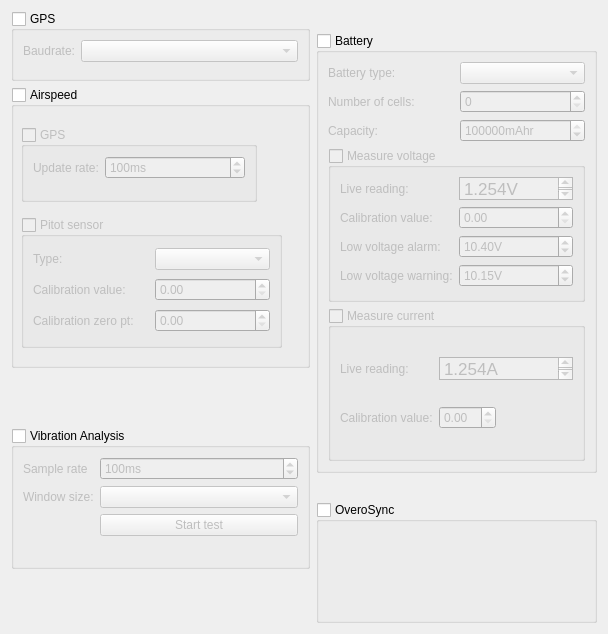
The window that ground/gcs/src/plugins/config/modulesettingsform.ui (TauLabs/TauLabs) describes before a commit, drawn with Qt 5.
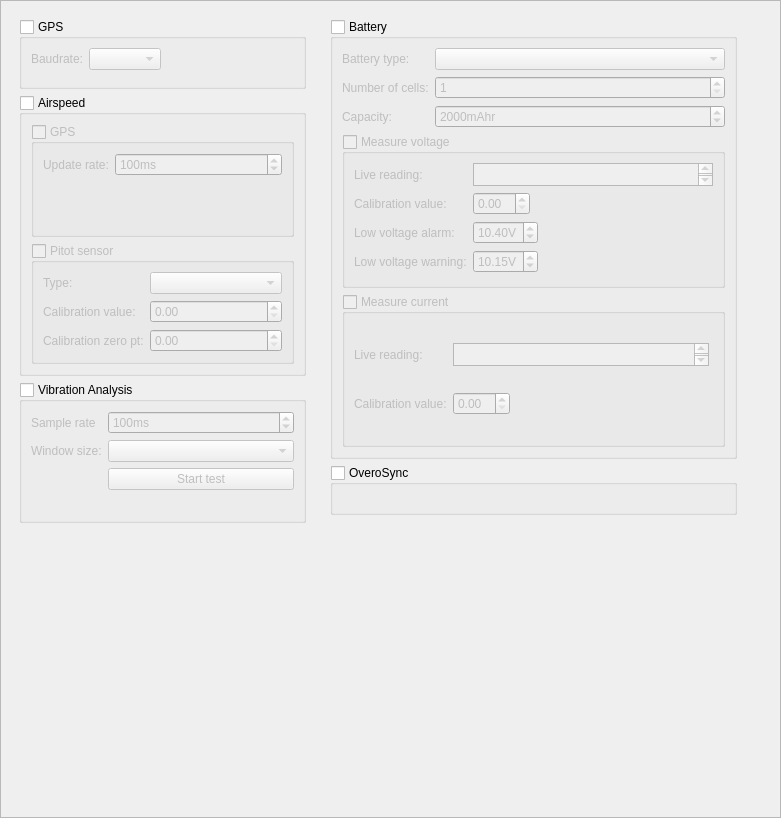
The same window after the commit.

Diff of the .ui file:
```diff
--- a/ground/gcs/src/plugins/config/modulesettingsform.ui
+++ b/ground/gcs/src/plugins/config/modulesettingsform.ui
@@ -6,15 +6,51 @@
    <rect>
     <x>0</x>
     <y>0</y>
-    <width>608</width>
-    <height>634</height>
+    <width>781</width>
+    <height>818</height>
    </rect>
   </property>
   <property name="windowTitle">
    <string>Form</string>
   </property>
+  <layout class="QHBoxLayout" name="horizontalLayout">
+   <property name="spacing">
+    <number>-1</number>
+   </property>
+   <property name="margin">
+    <number>0</number>
+   </property>
+   <item>
+    <widget class="QScrollArea" name="scrollArea">
+     <property name="widgetResizable">
+      <bool>true</bool>
+     </property>
+     <widget class="QWidget" name="scrollAreaWidgetContents">
+      <property name="geometry">
+       <rect>
+        <x>0</x>
+        <y>0</y>
+        <width>779</width>
+        <height>816</height>
+       </rect>
+      </property>
   <layout class="QGridLayout" name="gridLayout_3">
    <item row="0" column="0">
+        <widget class="QFrame" name="frame">
+         <property name="minimumSize">
+          <size>
+           <width>305</width>
+           <height>0</height>
+          </size>
+         </property>
+         <property name="frameShape">
+          <enum>QFrame::NoFrame</enum>
+         </property>
+         <property name="frameShadow">
+          <enum>QFrame::Plain</enum>
+         </property>
+         <layout class="QVBoxLayout" name="verticalLayout">
+          <item>
     <widget class="QGroupBox" name="gb_GPS">
      <property name="minimumSize">
       <size>
@@ -38,6 +74,9 @@
       <bool>false</bool>
      </property>
      <layout class="QFormLayout" name="formLayout_4">
+             <property name="fieldGrowthPolicy">
+              <enum>QFormLayout::FieldsStayAtSizeHint</enum>
+             </property>
       <item row="0" column="0">
        <widget class="QLabel" name="label">
         <property name="text">
@@ -53,224 +92,7 @@
      <zorder>label</zorder>
     </widget>
    </item>
-   <item row="0" column="1" rowspan="3">
-    <widget class="QGroupBox" name="gb_Battery">
-     <property name="minimumSize">
-      <size>
-       <width>0</width>
-       <height>440</height>
-      </size>
-     </property>
-     <property name="maximumSize">
-      <size>
-       <width>281</width>
-       <height>440</height>
-      </size>
-     </property>
-     <property name="title">
-      <string>Battery</string>
-     </property>
-     <property name="checkable">
-      <bool>true</bool>
-     </property>
-     <property name="checked">
-      <bool>false</bool>
-     </property>
-     <layout class="QGridLayout" name="gridLayout">
-      <item row="7" column="0" colspan="2">
-       <widget class="QGroupBox" name="gb_measureVoltage">
-        <property name="title">
-         <string>Measure voltage</string>
-        </property>
-        <property name="checkable">
-         <bool>true</bool>
-        </property>
-        <property name="checked">
-         <bool>false</bool>
-        </property>
-        <layout class="QFormLayout" name="formLayout">
-         <item row="0" column="0">
-          <widget class="QLabel" name="label_14">
-           <property name="text">
-            <string>Live reading:</string>
-           </property>
-          </widget>
-         </item>
-         <item row="1" column="0">
-          <widget class="QLabel" name="label_13">
-           <property name="text">
-            <string>Calibration value:</string>
-           </property>
-          </widget>
-         </item>
-         <item row="1" column="1">
-          <widget class="QDoubleSpinBox" name="sb_voltageCalibration"/>
-         </item>
-         <item row="2" column="0">
-          <widget class="QLabel" name="label_11">
-           <property name="text">
-            <string>Low voltage alarm:</string>
-           </property>
-          </widget>
-         </item>
-         <item row="2" column="1">
-          <widget class="QDoubleSpinBox" name="sb_lowVoltageAlarm">
-           <property name="suffix">
-            <string>V</string>
-           </property>
-           <property name="value">
-            <double>10.400000000000000</double>
-           </property>
-          </widget>
-         </item>
-         <item row="3" column="0">
-          <widget class="QLabel" name="label_12">
-           <property name="text">
-            <string>Low voltage warning:</string>
-           </property>
-          </widget>
-         </item>
-         <item row="3" column="1">
-          <widget class="QDoubleSpinBox" name="sb_lowVoltageWarning">
-           <property name="suffix">
-            <string>V</string>
-           </property>
-           <property name="value">
-            <double>10.150000000000000</double>
-           </property>
-          </widget>
-         </item>
-         <item row="0" column="1">
-          <widget class="QTextBrowser" name="tb_liveVoltageReading">
-           <property name="maximumSize">
-            <size>
-             <width>16777215</width>
-             <height>23</height>
-            </size>
-           </property>
-           <property name="html">
-            <string>&lt;!DOCTYPE HTML PUBLIC &quot;-//W3C//DTD HTML 4.0//EN&quot; &quot;http://www.w3.org/TR/REC-html40/strict.dtd&quot;&gt;
-&lt;html&gt;&lt;head&gt;&lt;meta name=&quot;qrichtext&quot; content=&quot;1&quot; /&gt;&lt;style type=&quot;text/css&quot;&gt;
-p, li { white-space: pre-wrap; }
-&lt;/style&gt;&lt;/head&gt;&lt;body style=&quot; font-family:'Lucida Grande'; font-size:13pt; font-weight:400; font-style:normal;&quot;&gt;
-&lt;p style=&quot; margin-top:0px; margin-bottom:0px; margin-left:0px; margin-right:0px; -qt-block-indent:0; text-indent:0px;&quot;&gt;1.254V&lt;/p&gt;&lt;/body&gt;&lt;/html&gt;</string>
-           </property>
-          </widget>
-         </item>
-        </layout>
-       </widget>
-      </item>
-      <item row="8" column="0" colspan="2">
-       <widget class="QGroupBox" name="gb_measureCurrent">
-        <property name="title">
-         <string>Measure current</string>
-        </property>
-        <property name="checkable">
-         <bool>true</bool>
-        </property>
-        <property name="checked">
-         <bool>false</bool>
-        </property>
-        <layout class="QFormLayout" name="formLayout_2">
-         <property name="fieldGrowthPolicy">
-          <enum>QFormLayout::FieldsStayAtSizeHint</enum>
-         </property>
-         <item row="0" column="0">
-          <widget class="QLabel" name="label_9">
-           <property name="text">
-            <string>Live reading:</string>
-           </property>
-          </widget>
-         </item>
-         <item row="0" column="1">
-          <widget class="QTextBrowser" name="tb_liveCurrentReading">
-           <property name="enabled">
-            <bool>false</bool>
-           </property>
-           <property name="maximumSize">
-            <size>
-             <width>16777215</width>
-             <height>23</height>
-            </size>
-           </property>
-           <property name="html">
-            <string>&lt;!DOCTYPE HTML PUBLIC &quot;-//W3C//DTD HTML 4.0//EN&quot; &quot;http://www.w3.org/TR/REC-html40/strict.dtd&quot;&gt;
-&lt;html&gt;&lt;head&gt;&lt;meta name=&quot;qrichtext&quot; content=&quot;1&quot; /&gt;&lt;style type=&quot;text/css&quot;&gt;
-p, li { white-space: pre-wrap; }
-&lt;/style&gt;&lt;/head&gt;&lt;body style=&quot; font-family:'Lucida Grande'; font-size:13pt; font-weight:400; font-style:normal;&quot;&gt;
-&lt;p style=&quot; margin-top:0px; margin-bottom:0px; margin-left:0px; margin-right:0px; -qt-block-indent:0; text-indent:0px;&quot;&gt;1.254A&lt;/p&gt;&lt;/body&gt;&lt;/html&gt;</string>
-           </property>
-          </widget>
-         </item>
-         <item row="1" column="0">
-          <widget class="QLabel" name="label_8">
-           <property name="text">
-            <string>Calibration value:</string>
-           </property>
-          </widget>
-         </item>
-         <item row="1" column="1">
-          <widget class="QDoubleSpinBox" name="sb_currentCalibration"/>
-         </item>
-        </layout>
-       </widget>
-      </item>
-      <item row="4" column="0">
-       <widget class="QLabel" name="label_6">
-        <property name="sizePolicy">
-         <sizepolicy hsizetype="Minimum" vsizetype="Preferred">
-          <horstretch>0</horstretch>
-          <verstretch>0</verstretch>
-         </sizepolicy>
-        </property>
-        <property name="text">
-         <string>Number of cells:</string>
-        </property>
-       </widget>
-      </item>
-      <item row="6" column="0">
-       <widget class="QLabel" name="label_2">
-        <property name="text">
-         <string>Capacity:</string>
-        </property>
-       </widget>
-      </item>
-      <item row="6" column="1">
-       <widget class="QSpinBox" name="sb_batteryCapacity">
-        <property name="suffix">
-         <string>mAhr</string>
-        </property>
-        <property name="minimum">
-         <number>1</number>
-        </property>
-        <property name="maximum">
-         <number>1000000</number>
-        </property>
-        <property name="singleStep">
-         <number>100</number>
-        </property>
-        <property name="value">
-         <number>1000000</number>
-        </property>
-       </widget>
-      </item>
-      <item row="1" column="0">
-       <widget class="QLabel" name="label_5">
-        <property name="text">
-         <string>Battery type:</string>
-        </property>
-       </widget>
-      </item>
-      <item row="1" column="1">
-       <widget class="QComboBox" name="cb_batteryType"/>
-      </item>
-      <item row="4" column="1">
-       <widget class="QSpinBox" name="sb_numBatteryCells"/>
-      </item>
-     </layout>
-    </widget>
-   </item>
-   <item row="1" column="0">
+          <item>
     <widget class="QGroupBox" name="gb_Airspeed">
      <property name="minimumSize">
       <size>
@@ -293,15 +115,50 @@
      <property name="checked">
       <bool>false</bool>
      </property>
+            <layout class="QVBoxLayout" name="verticalLayout_3">
+             <item>
+              <widget class="QGroupBox" name="gb_airspeedGPS">
+               <property name="title">
+                <string>GPS</string>
+               </property>
+               <property name="checkable">
+                <bool>true</bool>
+               </property>
+               <property name="checked">
+                <bool>false</bool>
+               </property>
+               <layout class="QFormLayout" name="formLayout_3">
+                <item row="0" column="0">
+                 <widget class="QLabel" name="label_3">
+                  <property name="text">
+                   <string>Update rate:</string>
+                  </property>
+                 </widget>
+                </item>
+                <item row="0" column="1">
+                 <widget class="QSpinBox" name="sb_gpsUpdateRate">
+                  <property name="suffix">
+                   <string>ms</string>
+                  </property>
+                  <property name="minimum">
+                   <number>1</number>
+                  </property>
+                  <property name="maximum">
+                   <number>1000</number>
+                  </property>
+                  <property name="singleStep">
+                   <number>50</number>
+                  </property>
+                  <property name="value">
+                   <number>100</number>
+                  </property>
+                 </widget>
+                </item>
+               </layout>
+              </widget>
+             </item>
+             <item>
      <widget class="QGroupBox" name="gb_airspeedPitot">
-      <property name="geometry">
-       <rect>
-        <x>10</x>
-        <y>130</y>
-        <width>261</width>
-        <height>131</height>
-       </rect>
-      </property>
       <property name="title">
        <string>Pitot sensor</string>
       </property>
@@ -311,7 +168,7 @@
       <property name="checked">
        <bool>false</bool>
       </property>
-      <layout class="QGridLayout" name="gridLayout_2">
+               <layout class="QFormLayout" name="formLayout_7">
        <item row="0" column="0">
         <widget class="QLabel" name="label_4">
          <property name="text">
@@ -330,7 +187,11 @@
         </widget>
        </item>
        <item row="1" column="1">
-        <widget class="QDoubleSpinBox" name="sb_pitotScale"/>
+                 <widget class="QDoubleSpinBox" name="sb_pitotScale">
+                  <property name="singleStep">
+                   <double>0.100000000000000</double>
+                  </property>
+                 </widget>
        </item>
        <item row="2" column="0">
         <widget class="QLabel" name="label_16">
@@ -340,60 +201,19 @@
         </widget>
        </item>
        <item row="2" column="1">
-        <widget class="QDoubleSpinBox" name="sb_pitotZeroPoint"/>
-       </item>
-      </layout>
-     </widget>
-     <widget class="QGroupBox" name="gb_airspeedGPS">
-      <property name="geometry">
-       <rect>
-        <x>10</x>
-        <y>40</y>
-        <width>236</width>
-        <height>75</height>
-       </rect>
-      </property>
-      <property name="title">
-       <string>GPS</string>
-      </property>
-      <property name="checkable">
-       <bool>true</bool>
-      </property>
-      <property name="checked">
-       <bool>false</bool>
-      </property>
-      <layout class="QFormLayout" name="formLayout_3">
-       <item row="0" column="0">
-        <widget class="QLabel" name="label_3">
-         <property name="text">
-          <string>Update rate:</string>
-         </property>
-        </widget>
-       </item>
-       <item row="0" column="1">
-        <widget class="QSpinBox" name="sb_gpsUpdateRate">
-         <property name="suffix">
-          <string>ms</string>
-         </property>
-         <property name="minimum">
-          <number>1</number>
-         </property>
-         <property name="maximum">
-          <number>1000</number>
-         </property>
+                 <widget class="QDoubleSpinBox" name="sb_pitotZeroPoint">
          <property name="singleStep">
-          <number>50</number>
-         </property>
-         <property name="value">
-          <number>100</number>
-         </property>
+                   <double>0.100000000000000</double>
+                  </property>
         </widget>
        </item>
       </layout>
      </widget>
-    </widget>
-   </item>
-   <item row="2" column="0" rowspan="2">
+             </item>
+            </layout>
+           </widget>
+          </item>
+          <item>
     <widget class="QGroupBox" name="gb_VibrationAnalysis">
      <property name="minimumSize">
       <size>
@@ -463,8 +283,269 @@
      </layout>
     </widget>
    </item>
+          <item>
+           <spacer name="verticalSpacer">
+            <property name="orientation">
+             <enum>Qt::Vertical</enum>
+            </property>
+            <property name="sizeHint" stdset="0">
+             <size>
+              <width>20</width>
+              <height>40</height>
+             </size>
+            </property>
+           </spacer>
+          </item>
+         </layout>
+        </widget>
+       </item>
+       <item row="0" column="1">
+        <widget class="QFrame" name="frame_2">
+         <property name="frameShape">
+          <enum>QFrame::NoFrame</enum>
+         </property>
+         <property name="frameShadow">
+          <enum>QFrame::Raised</enum>
+         </property>
+         <layout class="QVBoxLayout" name="verticalLayout_2">
+          <item>
+           <widget class="QGroupBox" name="gb_Battery">
+            <property name="minimumSize">
+             <size>
+              <width>0</width>
+              <height>440</height>
+             </size>
+            </property>
+            <property name="maximumSize">
+             <size>
+              <width>16777215</width>
+              <height>440</height>
+             </size>
+            </property>
+            <property name="title">
+             <string>Battery</string>
+            </property>
+            <property name="checkable">
+             <bool>true</bool>
+            </property>
+            <property name="checked">
+             <bool>false</bool>
+            </property>
+            <layout class="QFormLayout" name="formLayout_8">
+             <item row="0" column="0">
+              <widget class="QLabel" name="label_5">
+               <property name="text">
+                <string>Battery type:</string>
+               </property>
+              </widget>
+             </item>
+             <item row="0" column="1">
+              <widget class="QComboBox" name="cb_batteryType"/>
+             </item>
+             <item row="1" column="0">
+              <widget class="QLabel" name="label_6">
+               <property name="sizePolicy">
+                <sizepolicy hsizetype="Minimum" vsizetype="Preferred">
+                 <horstretch>0</horstretch>
+                 <verstretch>0</verstretch>
+                </sizepolicy>
+               </property>
+               <property name="text">
+                <string>Number of cells:</string>
+               </property>
+              </widget>
+             </item>
+             <item row="1" column="1">
+              <widget class="QSpinBox" name="sb_numBatteryCells">
+               <property name="minimum">
+                <number>1</number>
+               </property>
+              </widget>
+             </item>
+             <item row="2" column="0">
+              <widget class="QLabel" name="label_2">
+               <property name="text">
+                <string>Capacity:</string>
+               </property>
+              </widget>
+             </item>
+             <item row="2" column="1">
+              <widget class="QSpinBox" name="sb_batteryCapacity">
+               <property name="suffix">
+                <string>mAhr</string>
+               </property>
+               <property name="minimum">
+                <number>1</number>
+               </property>
+               <property name="maximum">
+                <number>1000000</number>
+               </property>
+               <property name="singleStep">
+                <number>100</number>
+               </property>
+               <property name="value">
+                <number>2000</number>
+               </property>
+              </widget>
+             </item>
+             <item row="3" column="0" colspan="2">
+              <widget class="QGroupBox" name="gb_measureVoltage">
+               <property name="title">
+                <string>Measure voltage</string>
+               </property>
+               <property name="checkable">
+                <bool>true</bool>
+               </property>
+               <property name="checked">
+                <bool>false</bool>
+               </property>
+               <layout class="QFormLayout" name="formLayout">
+                <property name="fieldGrowthPolicy">
+                 <enum>QFormLayout::FieldsStayAtSizeHint</enum>
+                </property>
+                <item row="0" column="0">
+                 <widget class="QLabel" name="label_14">
+                  <property name="text">
+                   <string>Live reading:</string>
+                  </property>
+                 </widget>
+                </item>
+                <item row="0" column="1">
+                 <widget class="QTextEdit" name="tb_liveVoltageReading">
+                  <property name="maximumSize">
+                   <size>
+                    <width>16777215</width>
+                    <height>23</height>
+                   </size>
+                  </property>
+                  <property name="readOnly">
+                   <bool>true</bool>
+                  </property>
+                 </widget>
+                </item>
+                <item row="1" column="0">
+                 <widget class="QLabel" name="label_13">
+                  <property name="text">
+                   <string>Calibration value:</string>
+                  </property>
+                 </widget>
+                </item>
+                <item row="1" column="1">
+                 <widget class="QDoubleSpinBox" name="sb_voltageCalibration">
+                  <property name="singleStep">
+                   <double>0.100000000000000</double>
+                  </property>
+                 </widget>
+                </item>
+                <item row="2" column="0">
+                 <widget class="QLabel" name="label_11">
+                  <property name="text">
+                   <string>Low voltage alarm:</string>
+                  </property>
+                 </widget>
+                </item>
+                <item row="2" column="1">
+                 <widget class="QDoubleSpinBox" name="sb_lowVoltageAlarm">
+                  <property name="suffix">
+                   <string>V</string>
+                  </property>
+                  <property name="singleStep">
+                   <double>0.100000000000000</double>
+                  </property>
+                  <property name="value">
+                   <double>10.400000000000000</double>
+                  </property>
+                 </widget>
+                </item>
+                <item row="3" column="0">
+                 <widget class="QLabel" name="label_12">
+                  <property name="text">
+                   <string>Low voltage warning:</string>
+                  </property>
+                 </widget>
+                </item>
    <item row="3" column="1">
+                 <widget class="QDoubleSpinBox" name="sb_lowVoltageWarning">
+                  <property name="suffix">
+                   <string>V</string>
+                  </property>
+                  <property name="singleStep">
+                   <double>0.100000000000000</double>
+                  </property>
+                  <property name="value">
+                   <double>10.150000000000000</double>
+                  </property>
+                 </widget>
+                </item>
+               </layout>
+              </widget>
+             </item>
+             <item row="4" column="0" colspan="2">
+              <widget class="QGroupBox" name="gb_measureCurrent">
+               <property name="title">
+                <string>Measure current</string>
+               </property>
+               <property name="checkable">
+                <bool>true</bool>
+               </property>
+               <property name="checked">
+                <bool>false</bool>
+               </property>
+               <layout class="QFormLayout" name="formLayout_2">
+                <property name="fieldGrowthPolicy">
+                 <enum>QFormLayout::FieldsStayAtSizeHint</enum>
+                </property>
+                <item row="0" column="0">
+                 <widget class="QLabel" name="label_9">
+                  <property name="text">
+                   <string>Live reading:</string>
+                  </property>
+                 </widget>
+                </item>
+                <item row="1" column="0">
+                 <widget class="QLabel" name="label_8">
+                  <property name="text">
+                   <string>Calibration value:</string>
+                  </property>
+                 </widget>
+                </item>
+                <item row="1" column="1">
+                 <widget class="QDoubleSpinBox" name="sb_currentCalibration">
+                  <property name="singleStep">
+                   <double>0.100000000000000</double>
+                  </property>
+                 </widget>
+                </item>
+                <item row="0" column="1">
+                 <widget class="QTextEdit" name="tb_liveCurrentReading">
+                  <property name="enabled">
+                   <bool>false</bool>
+                  </property>
+                  <property name="maximumSize">
+                   <size>
+                    <width>16777215</width>
+                    <height>23</height>
+                   </size>
+                  </property>
+                  <property name="readOnly">
+                   <bool>true</bool>
+                  </property>
+                 </widget>
+                </item>
+               </layout>
+              </widget>
+             </item>
+            </layout>
+           </widget>
+          </item>
+          <item>
     <widget class="QGroupBox" name="gb_OveroSync">
+            <property name="minimumSize">
+             <size>
+              <width>0</width>
+              <height>50</height>
+             </size>
+            </property>
      <property name="title">
       <string>OveroSync</string>
      </property>
@@ -474,6 +555,39 @@
      <property name="checked">
       <bool>false</bool>
      </property>
+           </widget>
+          </item>
+          <item>
+           <spacer name="verticalSpacer_2">
+            <property name="orientation">
+             <enum>Qt::Vertical</enum>
+            </property>
+            <property name="sizeHint" stdset="0">
+             <size>
+              <width>20</width>
+              <height>40</height>
+             </size>
+            </property>
+           </spacer>
+          </item>
+         </layout>
+        </widget>
+       </item>
+       <item row="0" column="2">
+        <spacer name="horizontalSpacer">
+         <property name="orientation">
+          <enum>Qt::Horizontal</enum>
+         </property>
+         <property name="sizeHint" stdset="0">
+          <size>
+           <width>40</width>
+           <height>20</height>
+          </size>
+         </property>
+        </spacer>
+       </item>
+      </layout>
+     </widget>
     </widget>
    </item>
   </layout>
```
Lines whose indentation alone changed are shown as unchanged.
